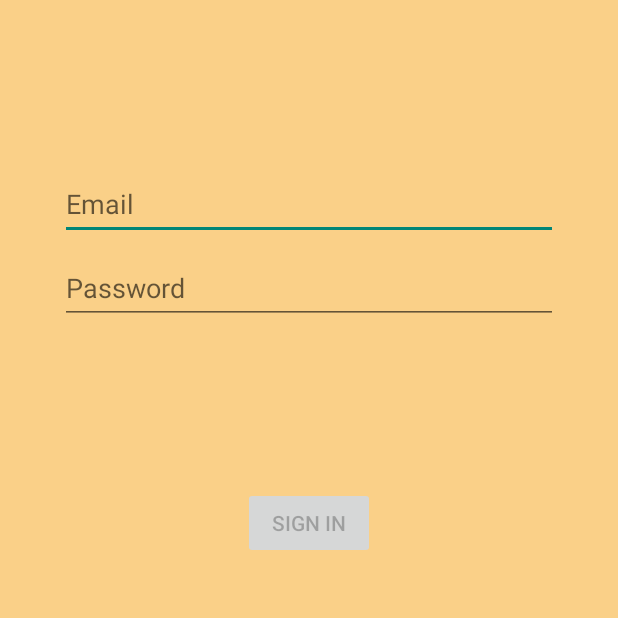
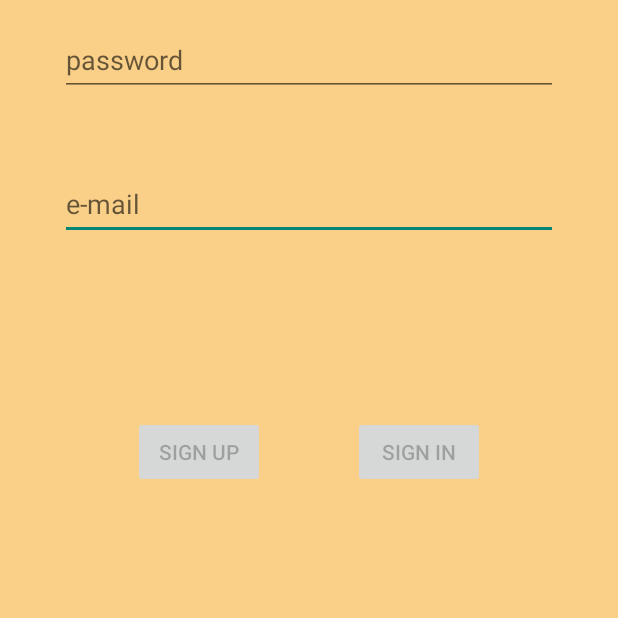
Before and after one commit to WiktorPawlak17/VisionChess, an Android app built with Jetpack Compose: the fragment LoginFragment shown on its own in the app's theme, on a phone screen of 412 x 824 dp, the top half of it. Run offline under Robolectric (Android 15) with nearby library versions, the phone set to English and light mode, and no system bars.

Commit message:
Version 0.0.8.12 login will be made and register

```diff
--- a/app/build.gradle
+++ b/app/build.gradle
@@ -70,6 +70,7 @@
     implementation 'androidx.wear.tiles:tiles-material:1.1.0'
     implementation 'com.google.firebase:firebase-database-ktx:20.2.2'
     implementation 'androidx.annotation:annotation:1.6.0'
+    implementation 'com.google.firebase:firebase-auth-ktx:22.1.1'
     testImplementation 'junit:junit:4.13.2'
     androidTestImplementation 'androidx.test.ext:junit:1.1.5'
     androidTestImplementation 'androidx.test.espresso:espresso-core:3.5.1'
--- a/app/src/main/res/layout/fragment_login.xml
+++ b/app/src/main/res/layout/fragment_login.xml
@@ -13,7 +13,7 @@
     tools:context=".LoginFragment">
 
     <EditText
-        android:id="@+id/username"
+        android:id="@+id/email"
         android:layout_width="0dp"
         android:layout_height="wrap_content"
         android:layout_marginStart="24dp"
@@ -53,17 +53,34 @@
         android:layout_width="wrap_content"
         android:layout_height="wrap_content"
         android:layout_gravity="start"
-        android:layout_marginStart="48dp"
-        android:layout_marginTop="16dp"
-        android:layout_marginEnd="48dp"
-        android:layout_marginBottom="64dp"
+        android:layout_marginStart="24dp"
+        android:layout_marginTop="24dp"
+        android:layout_marginEnd="24dp"
         android:enabled="false"
         android:text="@string/action_sign_in_short"
         app:layout_constraintBottom_toBottomOf="parent"
         app:layout_constraintEnd_toEndOf="parent"
+        app:layout_constraintHorizontal_bias="0.801"
         app:layout_constraintStart_toStartOf="parent"
-        app:layout_constraintTop_toBottomOf="@+id/password"
-        app:layout_constraintVertical_bias="0.2" />
+        app:layout_constraintTop_toTopOf="parent"
+        app:layout_constraintVertical_bias="0.32999998" />
+
+    <Button
+        android:id="@+id/createAccount"
+        android:layout_width="wrap_content"
+        android:layout_height="wrap_content"
+        android:layout_gravity="start"
+        android:layout_marginStart="24dp"
+        android:layout_marginTop="24dp"
+        android:layout_marginEnd="24dp"
+        android:enabled="false"
+        android:text="@string/action_sign_up"
+        app:layout_constraintBottom_toBottomOf="parent"
+        app:layout_constraintEnd_toEndOf="parent"
+        app:layout_constraintHorizontal_bias="0.2"
+        app:layout_constraintStart_toStartOf="parent"
+        app:layout_constraintTop_toTopOf="parent"
+        app:layout_constraintVertical_bias="0.32999998" />
 
     <ProgressBar
         android:id="@+id/loading"
--- a/app/src/main/res/values/strings.xml
+++ b/app/src/main/res/values/strings.xml
@@ -78,13 +78,13 @@
     <string name="time_format">Time Format</string>
     <string name="how_many_peeks">How Many Peeks</string>
     <string name="basicavatar">basicavatar</string>
-    <!-- Strings related to login -->
-    <string name="prompt_email">Email</string>
-    <string name="prompt_password">Password</string>
-    <string name="action_sign_in">Sign in or register</string>
-    <string name="action_sign_in_short">Sign in</string>
-    <string name="welcome">"Welcome!"</string>
-    <string name="invalid_username">Not a valid username</string>
-    <string name="invalid_password">Password must be >5 characters</string>
-    <string name="login_failed">"Login failed"</string>
+    <string name="prompt_email">e-mail</string>
+    <string name="prompt_password">password</string>
+    <string name="action_sign_in_short">sign in</string>
+    <string name="action_sign_up">sign up</string>
+    <string name="create_account">Create Account</string>
+    <string name="prompt_password_again">password again</string>
+    <string name="username">username</string>
+
+
 </resources>
```
Also changed, not shown: app/src/main/java/com/example/visionchess/HomeScreenFragment.kt (+22 -5 lines), app/src/main/java/com/example/visionchess/Register.kt (added, +59 -0 lines), app/src/main/res/layout/fragment_register.xml (added, +127 -0 lines), 2 other files.
